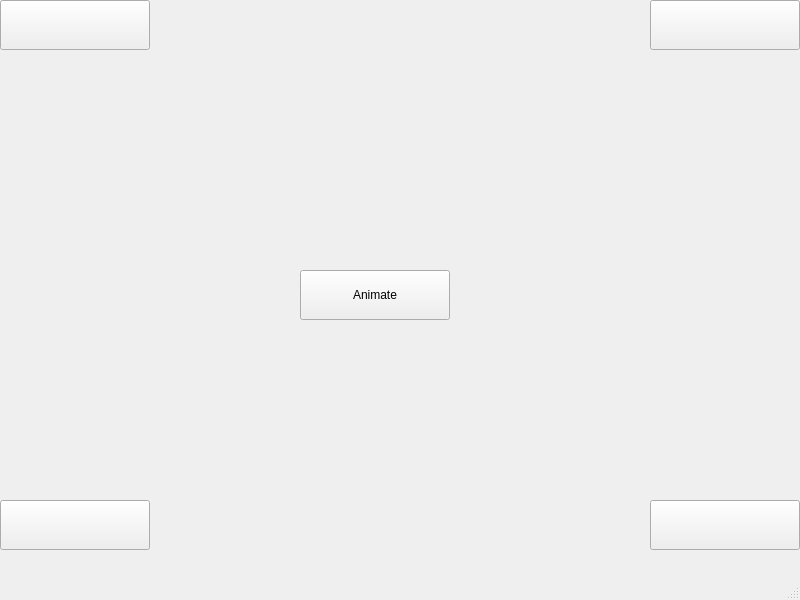
hBuzzy/Animation_Task, file mainwindow.ui: the form before one commit.
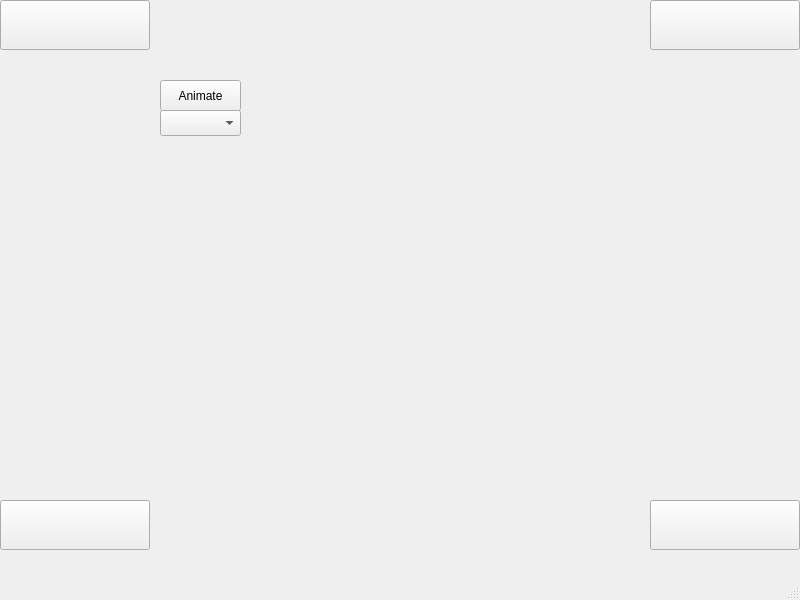
The form after the commit. Custom widgets are drawn as their Qt base class.

What changed in the file:
```diff
--- a/mainwindow.ui
+++ b/mainwindow.ui
@@ -69,16 +69,37 @@
    <widget class="QPushButton" name="animationButton">
     <property name="geometry">
      <rect>
-      <x>300</x>
-      <y>270</y>
-      <width>150</width>
-      <height>50</height>
+      <x>160</x>
+      <y>80</y>
+      <width>81</width>
+      <height>31</height>
      </rect>
     </property>
     <property name="text">
      <string>Animate</string>
     </property>
    </widget>
+   <widget class="QWidget" name="verticalLayoutWidget">
+    <property name="geometry">
+     <rect>
+      <x>240</x>
+      <y>80</y>
+      <width>401</width>
+      <height>401</height>
+     </rect>
+    </property>
+    <layout class="QVBoxLayout" name="verticalLayout"/>
+   </widget>
+   <widget class="QComboBox" name="comboBox">
+    <property name="geometry">
+     <rect>
+      <x>160</x>
+      <y>110</y>
+      <width>81</width>
+      <height>26</height>
+     </rect>
+    </property>
+   </widget>
   </widget>
   <widget class="QMenuBar" name="menubar">
    <property name="geometry">
```
